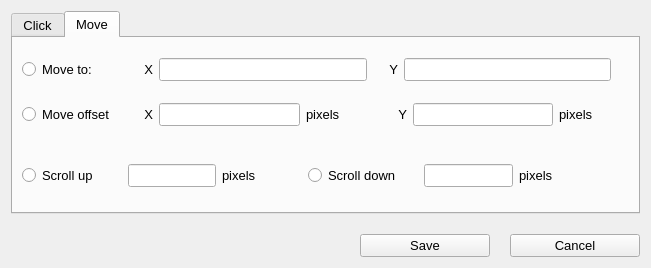
The window that mouseactioneditwnd.ui (stele95/LinVAM) describes before a commit, drawn with Qt 5.
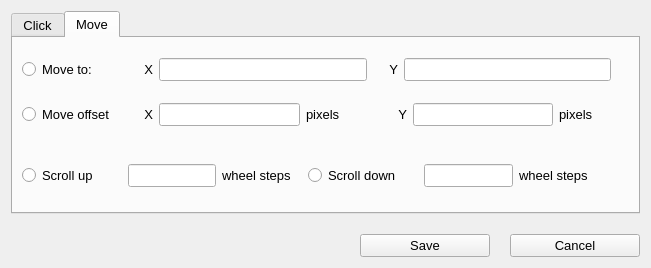
The same window after the commit. The open tabs and pages were chosen to show the change.

```diff
--- a/mouseactioneditwnd.ui
+++ b/mouseactioneditwnd.ui
@@ -301,7 +301,7 @@
             </size>
            </property>
            <property name="text">
-            <string>pixels</string>
+            <string>wheel steps</string>
            </property>
           </widget>
          </item>
@@ -333,7 +333,7 @@
             </size>
            </property>
            <property name="text">
-            <string>pixels</string>
+            <string>wheel steps</string>
            </property>
           </widget>
          </item>
```
